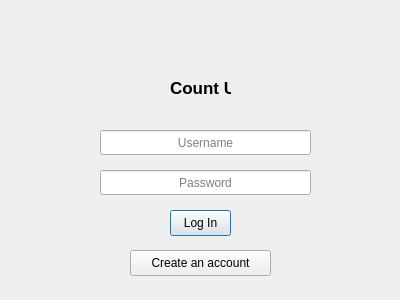
Old version of the form login.ui in the repository adsorensen/CountUp.
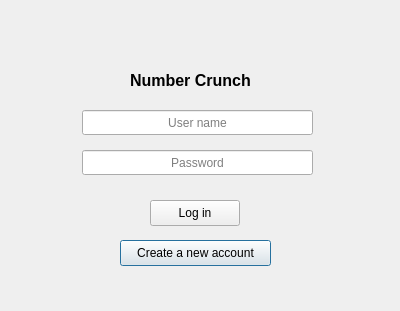
New version of the form.

What changed in the file:
```diff
--- a/login.ui
+++ b/login.ui
@@ -7,57 +7,66 @@
     <x>0</x>
     <y>0</y>
     <width>400</width>
-    <height>300</height>
+    <height>311</height>
    </rect>
   </property>
   <property name="windowTitle">
    <string>Dialog</string>
   </property>
+  <property name="styleSheet">
+   <string notr="true"/>
+  </property>
   <widget class="QLabel" name="label">
    <property name="geometry">
     <rect>
-     <x>170</x>
-     <y>80</y>
-     <width>61</width>
-     <height>16</height>
+     <x>130</x>
+     <y>70</y>
+     <width>151</width>
+     <height>20</height>
     </rect>
    </property>
    <property name="font">
     <font>
-     <pointsize>13</pointsize>
+     <pointsize>12</pointsize>
      <weight>75</weight>
      <bold>true</bold>
     </font>
    </property>
    <property name="text">
-    <string>Count Up</string>
+    <string>Number Crunch</string>
    </property>
   </widget>
   <widget class="QLineEdit" name="lineEdit">
    <property name="geometry">
     <rect>
-     <x>100</x>
-     <y>130</y>
-     <width>211</width>
+     <x>82</x>
+     <y>110</y>
+     <width>231</width>
      <height>25</height>
     </rect>
    </property>
+   <property name="text">
+    <string/>
+   </property>
    <property name="alignment">
     <set>Qt::AlignCenter</set>
    </property>
    <property name="placeholderText">
-    <string>Username</string>
+    <string>User name</string>
    </property>
   </widget>
   <widget class="QLineEdit" name="lineEdit_2">
    <property name="geometry">
     <rect>
-     <x>100</x>
-     <y>170</y>
-     <width>211</width>
+     <x>82</x>
+     <y>150</y>
+     <width>231</width>
      <height>25</height>
     </rect>
    </property>
+   <property name="text">
+    <string/>
+   </property>
    <property name="alignment">
     <set>Qt::AlignCenter</set>
    </property>
@@ -68,27 +77,30 @@
   <widget class="QPushButton" name="loginButton">
    <property name="geometry">
     <rect>
-     <x>170</x>
-     <y>210</y>
-     <width>61</width>
+     <x>120</x>
+     <y>240</y>
+     <width>151</width>
      <height>26</height>
     </rect>
    </property>
+   <property name="styleSheet">
+    <string notr="true"/>
+   </property>
    <property name="text">
-    <string>Log In</string>
+    <string>Create a new account</string>
    </property>
   </widget>
   <widget class="QPushButton" name="loginButton_2">
    <property name="geometry">
     <rect>
-     <x>130</x>
-     <y>250</y>
-     <width>141</width>
+     <x>150</x>
+     <y>200</y>
+     <width>90</width>
      <height>26</height>
     </rect>
    </property>
    <property name="text">
-    <string>Create an account</string>
+    <string>Log in</string>
    </property>
   </widget>
  </widget>
```
Left out of the diff: 4 changed lines with no effect on the pictures.
